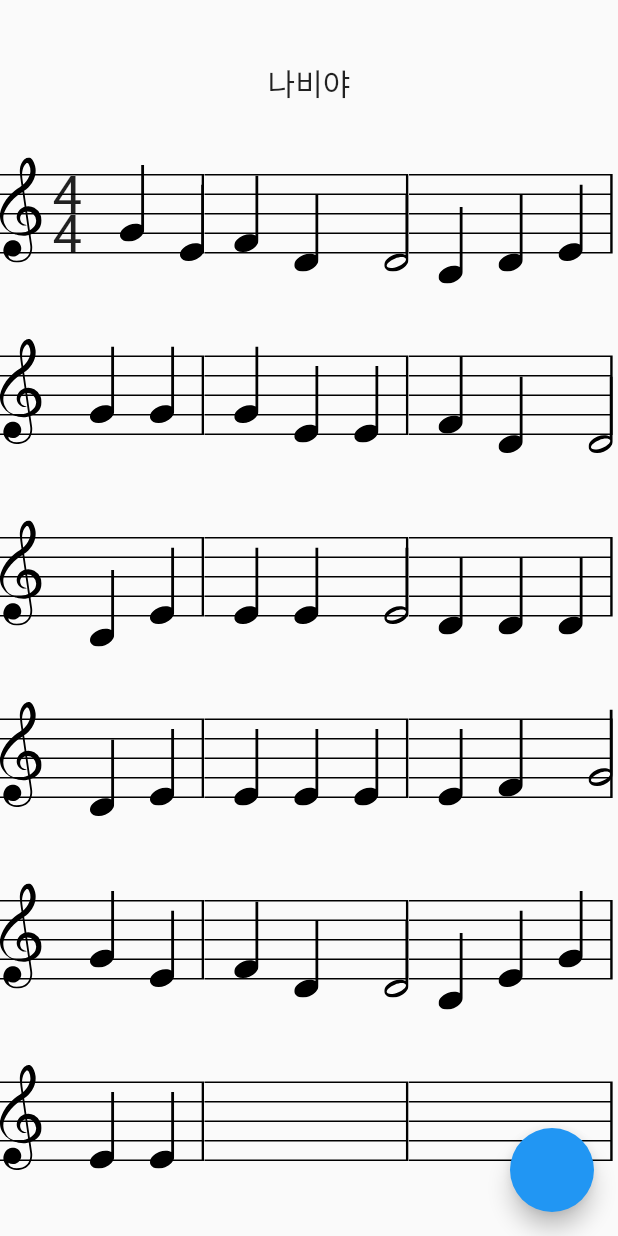
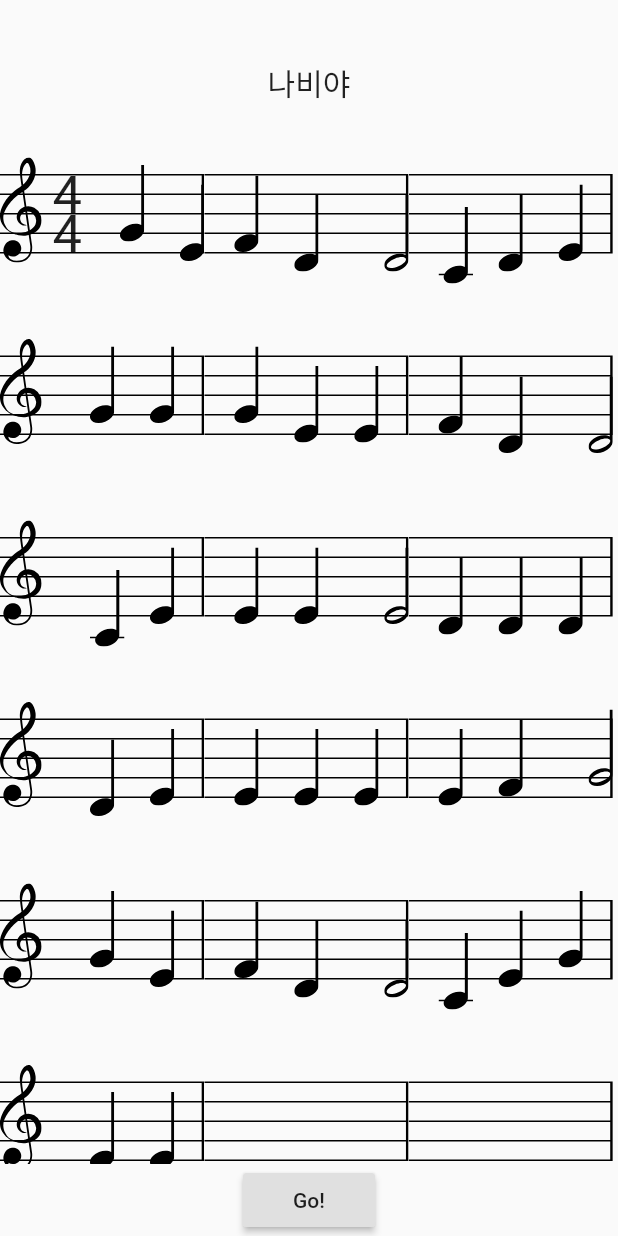
Before and after one commit to disterbia/dartdemo, a Flutter app: the screen it shows after launch, after a tap on "나비야", on a phone screen of 412 x 824 dp. Run offline on Flutter 3.47's test engine with Material 2 defaults, Android fonts, the phone set to English and light mode, and no system bars; drawn by our look-alikes of scrollable_positioned_list; our stand-ins replace flutter_svg; missing offline and left inert: pitchdetector.

Commit message:
before layout change

```diff
--- a/lib/temp.dart
+++ b/lib/temp.dart
@@ -20,7 +20,7 @@ class _MyAppState extends State<MyApp> {
   List<Note> list = [];
   int isStart = 0;
   List<int> score = [];
-  List<List<int>> check= [];
+  List<List<int>> check = [];
   int isFirst = 0;
   Song song;
   bool isDisposed = false;
@@ -61,7 +61,7 @@ class _MyAppState extends State<MyApp> {
     // ]);
     super.dispose();
     isDisposed = true;
-    if(isRecording==true)detector.stopRecording();
+    if (isRecording == true) detector.stopRecording();
   }
 
   @override
@@ -96,6 +96,10 @@ class _MyAppState extends State<MyApp> {
           list.add(note);
           score.add(0);
           madiCheck = note.leng;
+          if (song.notes.length == list.length) {
+            sheet.add(list.sublist(count));
+            check.add(score.sublist(count));
+          }
         }
       });
       isFirst++;
@@ -103,42 +107,12 @@ class _MyAppState extends State<MyApp> {
     return MaterialApp(
       debugShowCheckedModeBanner: false,
       home: Scaffold(
-        floatingActionButton: FloatingActionButton(onPressed: () async{
-          print(isRecording);
-          isRecording ? stopRecording() : startRecording();
-          if (!isDisposed) {
-            for(var j = 0;j <check.length;j++){
-              for (var i = 0; i < check[j].length; i++){
-                await Future.delayed(Duration(milliseconds: 500),(){
-                  if(!isDisposed){
-                    setState(() {
-                      check[j][i] = 1;
-                      print(check[j][i]);
-                    });
-                  }
-                });
-                if(!isDisposed)
-                  if((j+1)%3==1&&j!=0)scrollController.scrollTo(index: (j+1)~/3, duration: Duration(milliseconds: 500));
-                await Future.delayed(Duration(milliseconds: 500),(){
-                  if(!isDisposed){
-                    setState(() {
-                      print((pitch??0).ceil());
-                      (pitch??0).ceil().toInt()>300?check[j][i] = 2:check[j][i] =3;
-                      pitch=0;
-                      print(check[j][i]);
-                    });
-                  }
-                });
-
-              }
-            }
-          }
-        }),
         body: Column(
           children: [
             Expanded(
               child: Container(
-                child: Text(song.title, style: TextStyle(fontSize: 20)),margin: EdgeInsets.only(top: 40,bottom: 20),
+                child: Text(song.title, style: TextStyle(fontSize: 20)),
+                margin: EdgeInsets.only(top: 40, bottom: 20),
               ),
               flex: 0,
             ),
@@ -148,22 +122,30 @@ class _MyAppState extends State<MyApp> {
                 itemBuilder: (context, index) {
                   index == 0 ? isStart = 0 : isStart = 1;
                   return madi(sheet.sublist(index * 3), song.rhythmUnder,
-                      song.rhythmUpper, song.tempo,check.sublist(index*3));
+                      song.rhythmUpper, song.tempo, check.sublist(index * 3));
                 },
                 itemCount: (sheet.length / 3).ceil(),
                 separatorBuilder: (context, index) {
                   return Text("  ");
                 },
               ),
-            )
+            ),
+            RaisedButton(
+                child: !isRecording?Text("Go!"):Text("Stop!"),
+                onPressed: () async {
+                  scrollController.scrollTo(
+                      index: 0, duration: Duration(milliseconds: 300));
+                  isRecording ? stopRecording() : startRecording();
+
+                })
           ],
         ),
       ),
     );
   }
 
-  Widget madi(
-      List<List<Note>> body, int rhythmUnder, int rhythmUpper, int tempo,List<List<int>> scoreCheck) {
+  Widget madi(List<List<Note>> body, int rhythmUnder, int rhythmUpper,
+      int tempo, List<List<int>> scoreCheck) {
     List<Widget> list = List<Widget>();
     list.add(Container(
       width: double.infinity,
@@ -226,9 +208,19 @@ class _MyAppState extends State<MyApp> {
             : s = isStart == 0 ? 80 : 60,
         child: SvgPicture.asset(
             body[0][i].pitch < 47
-                ? "assets/note${body[0][i].leng}.svg"
-                : "assets/note${body[0][i].leng}_2.svg",
-            color: scoreCheck[0][i] == 0 ? Colors.black : scoreCheck[0][i] == 1 ?Colors.orange:scoreCheck[0][i] == 2 ?Colors.greenAccent:Colors.red),
+                ? body[0][i].pitch != 6
+                    ? "assets/note${body[0][i].leng}.svg"
+                    : "assets/note${body[0][i].leng}_c.svg"
+                : body[0][i].pitch != 6
+                    ? "assets/note${body[0][i].leng}_2.svg"
+                    : "assets/note${body[0][i].leng}_2c.svg",
+            color: scoreCheck[0][i] == 0
+                ? Colors.black
+                : scoreCheck[0][i] == 1
+                    ? Colors.orange
+                    : scoreCheck[0][i] == 2
+                        ? Colors.greenAccent
+                        : Colors.red),
       ));
     }
 
@@ -242,9 +234,19 @@ class _MyAppState extends State<MyApp> {
           left: i != 0 ? s2 += body[1][i].leng.toDouble() + 20 : s2 = 20,
           child: SvgPicture.asset(
               body[1][i].pitch < 47
-                  ? "assets/note${body[1][i].leng}.svg"
-                  : "assets/note${body[1][i].leng}_2.svg",
-              color: scoreCheck[1][i] == 0 ? Colors.black : scoreCheck[1][i] == 1 ?Colors.orange:scoreCheck[1][i] == 2 ?Colors.greenAccent:Colors.red),
+                  ? body[1][i].pitch != 6
+                      ? "assets/note${body[1][i].leng}.svg"
+                      : "assets/note${body[1][i].leng}_c.svg"
+                  : body[0][i].pitch != 6
+                      ? "assets/note${body[1][i].leng}_2.svg"
+                      : "assets/note${body[1][i].leng}_2c.svg",
+              color: scoreCheck[1][i] == 0
+                  ? Colors.black
+                  : scoreCheck[1][i] == 1
+                      ? Colors.orange
+                      : scoreCheck[1][i] == 2
+                          ? Colors.greenAccent
+                          : Colors.red),
         ));
       }
     }
@@ -258,10 +260,20 @@ class _MyAppState extends State<MyApp> {
               : body[2][i].pitch.toDouble() - 40,
           left: i != 0 ? s3 += body[2][i].leng.toDouble() + 20 : s3 = 20,
           child: SvgPicture.asset(
-              body[2][i].pitch < 46
-                  ? "assets/note${body[2][i].leng}.svg"
-                  : "assets/note${body[2][i].leng}_2.svg",
-              color: scoreCheck[2][i] == 0 ? Colors.black : scoreCheck[2][i] == 1 ?Colors.orange:scoreCheck[2][i] == 2 ?Colors.greenAccent:Colors.red),
+              body[2][i].pitch < 47
+                  ? body[2][i].pitch != 6
+                      ? "assets/note${body[2][i].leng}.svg"
+                      : "assets/note${body[2][i].leng}_c.svg"
+                  : body[0][i].pitch != 6
+                      ? "assets/note${body[2][i].leng}_2.svg"
+                      : "assets/note${body[2][i].leng}_2c.svg",
+              color: scoreCheck[2][i] == 0
+                  ? Colors.black
+                  : scoreCheck[2][i] == 1
+                      ? Colors.orange
+                      : scoreCheck[2][i] == 2
+                          ? Colors.greenAccent
+                          : Colors.red),
         ));
       }
     }
@@ -295,6 +307,44 @@ class _MyAppState extends State<MyApp> {
         isRecording = true;
       });
     }
+    if (!isDisposed) {
+      for (var j = 0; j < check.length; j++) {
+        if(!isRecording) break;
+        for (var i = 0; i < check[j].length; i++) {
+          if(!isRecording) break;
+          await Future.delayed(Duration(milliseconds: 500), () {
+            if(isRecording){
+              if (!isDisposed) {
+                setState(() {
+                  check[j][i] = 1;
+                  print(check[j][i]);
+                });
+              }
+            }
+          });
+          if (!isDisposed) if ((j + 1) % 3 == 1 && j != 0)
+            scrollController.scrollTo(
+                index: (j + 1) ~/ 3,
+                duration: Duration(milliseconds: 500));
+          await Future.delayed(Duration(milliseconds: 500), () {
+            if (!isDisposed) {
+              if(isRecording){
+                setState(() {
+                  print((pitch ?? 0).ceil());
+                  (pitch ?? 0).ceil().toInt() > 300
+                      ? check[j][i] = 2
+                      : check[j][i] = 3;
+                  pitch = 0;
+                  print(check[j][i]);
+                });
+              }
+            }
+          });
+
+        }
+      }
+    }
+
   }
 
   void stopRecording() async {
@@ -302,6 +352,11 @@ class _MyAppState extends State<MyApp> {
     setState(() {
       isRecording = false;
       pitch = detector.pitch;
+      for (var j = 0; j < check.length; j++) {
+        for (var i = 0; i < check[j].length; i++) {
+          check[j][i]=0;
+        }
+      }
     });
   }
 }
```
Also changed, not shown: lib/main.dart (+42 -33 lines), assets/note50.svg (deleted), assets/note80_c.svg (added), 1 other file.
